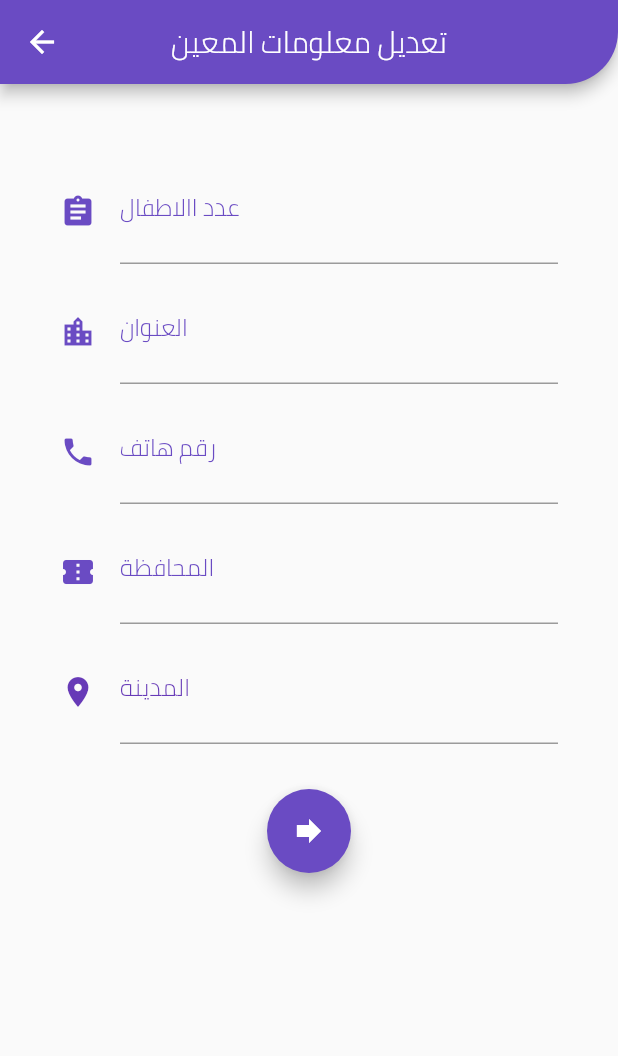
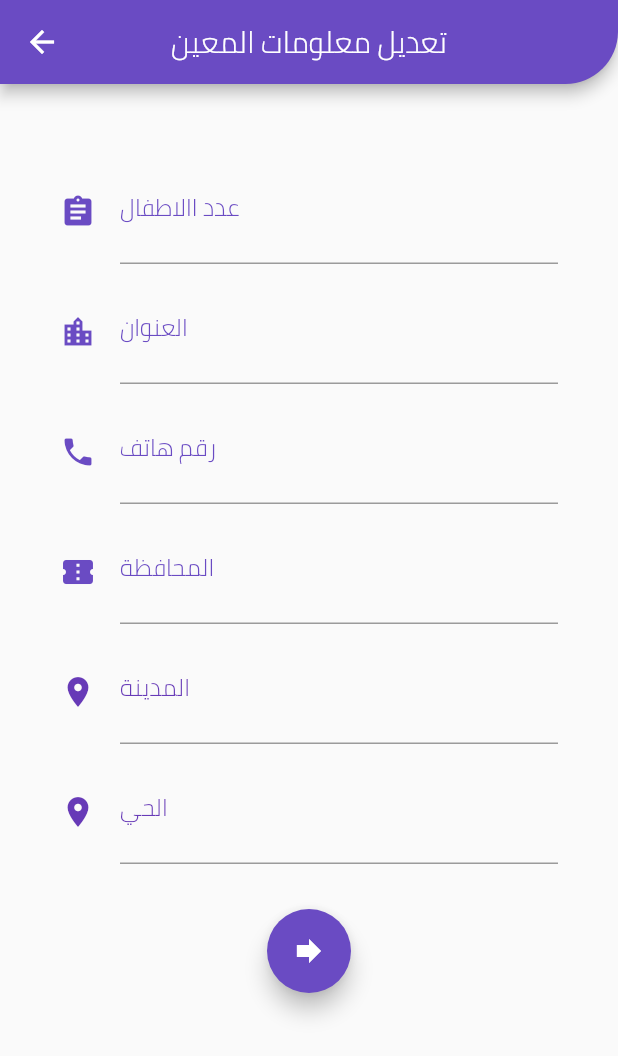
Before and after one commit to mahmodcodeforiraq/Muaain, a Flutter app: the EditAhelKherPage screen opened directly with empty values, on a phone screen of 412 x 824 dp. Shown: the top 1056 px of the screen. Run offline on Flutter 3.47's test engine with Material 2 defaults, Android fonts, the phone set to English and light mode, and no system bars; our stand-ins replace firebase_auth, firebase_database, fluttertoast, geolocator; accounts and stored records are empty.

Commit message:
Update EditAhelKherPAge.dart

```diff
--- a/lib/ui_pages/Edit/EditAhelKherPAge.dart
+++ b/lib/ui_pages/Edit/EditAhelKherPAge.dart
@@ -22,6 +22,8 @@ class StateEditAhelKherPage extends State<EditAhelKherPage> {
   TextEditingController _addressControlar;
   TextEditingController _cityControlar;
   TextEditingController _muhafadaControlar;
+    TextEditingController _alhay;
+
 
   @override
   void initState() {
@@ -31,7 +33,7 @@ class StateEditAhelKherPage extends State<EditAhelKherPage> {
     _phonenumberControlar = new TextEditingController(text: widget.ahelkher.phonenumber);
     _addressControlar = new TextEditingController(text: widget.ahelkher.address);
     _cityControlar = new TextEditingController(text: widget.ahelkher.city);
-    _muhafadaControlar = new TextEditingController(text: widget.ahelkher.muhafada);
+    _alhay = new TextEditingController(text: widget.ahelkher.muhafada);
 
   }
 
@@ -107,6 +109,21 @@ class StateEditAhelKherPage extends State<EditAhelKherPage> {
                     fillColor: Colors.deepPurple,
                     labelStyle: TextStyle(color: Colors.deepPurple)),
               ),
+               new Padding(padding: EdgeInsets.only(top: 10)),
+              new TextField(
+                controller: _cityControlar,
+                decoration: InputDecoration(
+                    labelText: "الحي",
+                    icon: new Icon(
+                      Icons.location_on,
+                      color: Colors.deepPurple,
+                    ),
+                    fillColor: Colors.deepPurple,
+                    labelStyle: TextStyle(color: Colors.deepPurple)),
+              ),
+
+
+
               new Padding(padding: EdgeInsets.only(top: 30)),
               FloatingActionButton(
                 onPressed: () {
@@ -120,6 +137,7 @@ class StateEditAhelKherPage extends State<EditAhelKherPage> {
 
                     'muhafada': _muhafadaControlar.text,
                     'city': _cityControlar.text,
+                                        'alhay': _alhay.text,
 
                   }).then((_) {
                     Navigator.pop(context);
```
